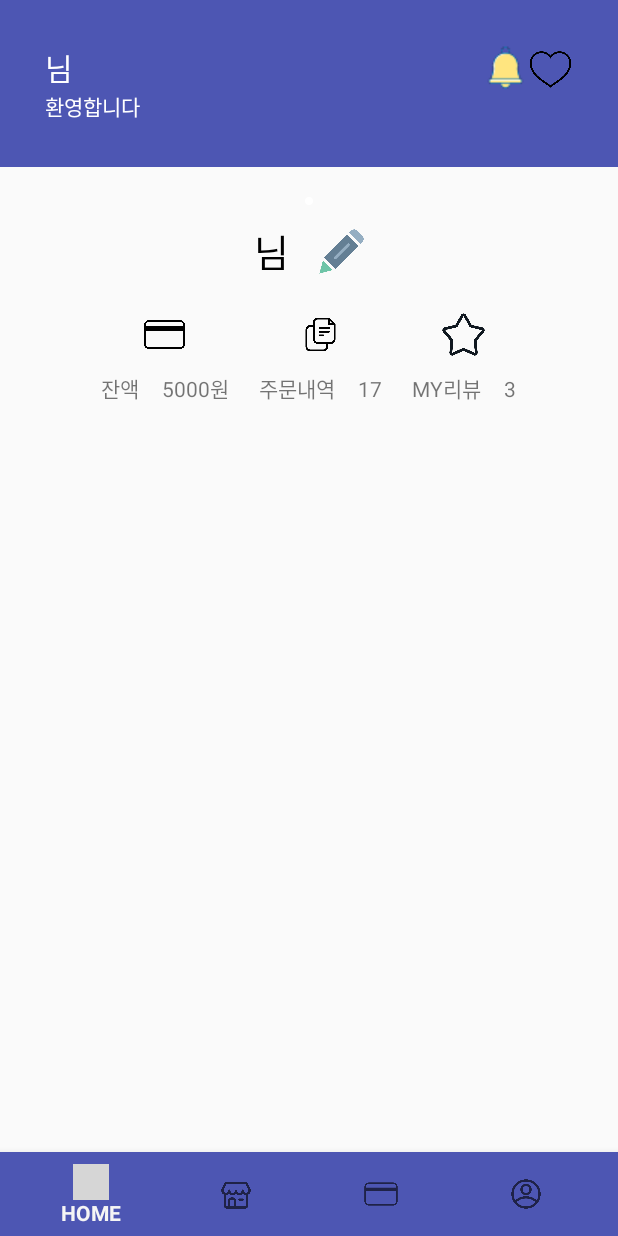
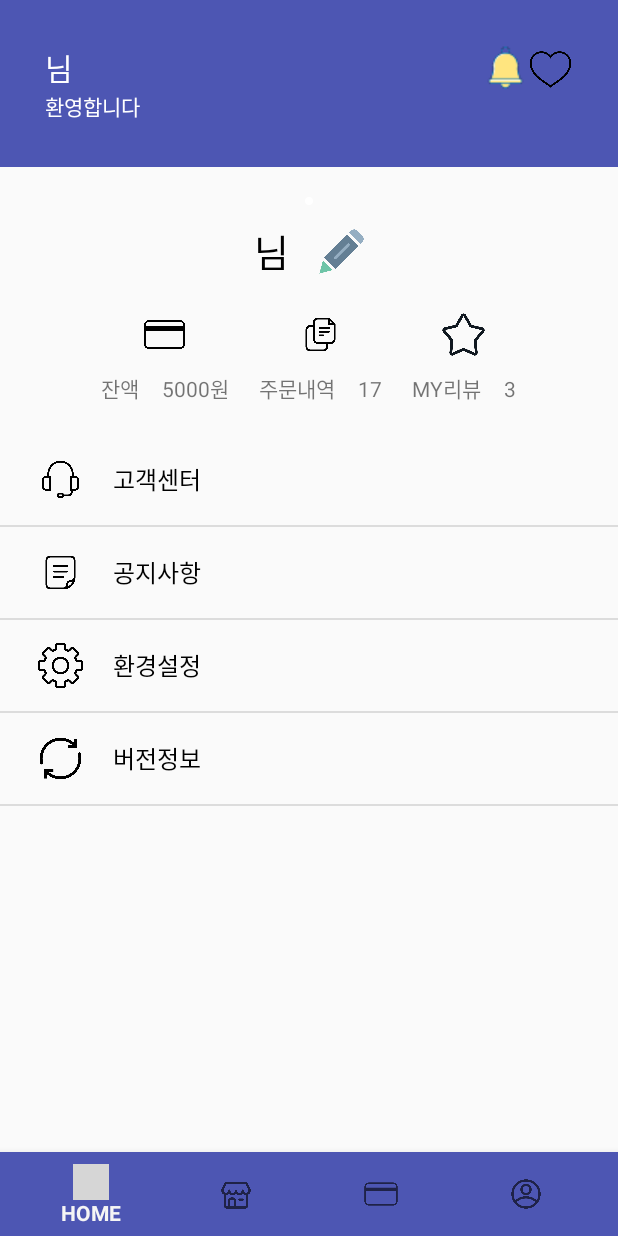
Before and after one commit to dino889/SSAFY_Cafe, an Android app: the fragment MyPageFragment placed in its activity, on a phone screen of 412 x 824 dp. Run offline under Robolectric (Android 15) with nearby library versions, the phone set to English and light mode, and no system bars; network calls fail; pictures from the network do not load; grey boxes are pictures that could not be loaded.

Commit message:
mypage list update

```diff
--- a/finalCoffeeProject/app/src/main/java/com/ssafy/cafe/config/ApplicationClass.kt
+++ b/finalCoffeeProject/app/src/main/java/com/ssafy/cafe/config/ApplicationClass.kt
@@ -13,7 +13,7 @@ import java.util.concurrent.TimeUnit
 class ApplicationClass : Application() {
     companion object{
         //boyeon serverurl
-        const val SERVER_URL = "http://192.168.0.46:8888/"
+        const val SERVER_URL = "http://172.30.1.59:8888/"
 
         //jiwoo serverurl
 //        const val SERVER_URL = "http://172.30.1.36:8888/"
--- a/finalCoffeeProject/app/src/main/java/com/ssafy/cafe/fragment/MenuInfoDetailFragment.kt
+++ b/finalCoffeeProject/app/src/main/java/com/ssafy/cafe/fragment/MenuInfoDetailFragment.kt
@@ -7,6 +7,7 @@ import androidx.fragment.app.Fragment
 import android.view.LayoutInflater
 import android.view.View
 import android.view.ViewGroup
+import android.widget.RadioGroup
 import android.widget.Toast
 import androidx.fragment.app.activityViewModels
 import com.bumptech.glide.Glide
@@ -56,6 +57,8 @@ class MenuInfoDetailFragment : Fragment() {
         Log.d(TAG, "onViewCreated: $productId")
         ProductService().getProductWithComments(productId, ProductWithCommentInsertCallback())
 
+
+
         binding.btnGotoBucket.setOnClickListener {
             var count = binding.tvCafeMenuCnt.text.toString().toInt()
             var pricetmp = binding.tvCafeMenuPrice.text.toString()
@@ -65,6 +68,25 @@ class MenuInfoDetailFragment : Fragment() {
             val cart = ShoppingCart(productId,productImg,productName,count,price,count*price,productType)
             viewModel.insertShoppingCartItem(cart)
             mainActivity.openFragment(7)
+        }
+
+        initRadioGroup()
+    }
+
+    private fun initRadioGroup(){
+        binding.hoticeGroup.setOnCheckedChangeListener(typeRadioCheck)
+    }
+    var typeRadioCheck: RadioGroup.OnCheckedChangeListener = RadioGroup.OnCheckedChangeListener { group, checkedId ->
+        if(group.id == R.id.hoticeGroup){
+            if(checkedId == R.id.hot){
+                if(binding.hot.isChecked == true){
+                    binding.ice.isChecked = false
+                    Toast.makeText(requireContext(), "${binding.hot.text.toString()}",Toast.LENGTH_SHORT).show()
+                }else{
+                    binding.hot.isChecked = false
+                    Toast.makeText(requireContext(), "${binding.ice.text.toString()}",Toast.LENGTH_SHORT).show()
+                }
+            }
         }
     }
     private fun initData(menu : MenuDetailWithCommentResponse) {
--- a/finalCoffeeProject/app/src/main/java/com/ssafy/cafe/fragment/MyPageFragment.kt
+++ b/finalCoffeeProject/app/src/main/java/com/ssafy/cafe/fragment/MyPageFragment.kt
@@ -1,5 +1,6 @@
 package com.ssafy.cafe.fragment
 
+import android.content.Context
 import android.os.Bundle
 import android.util.JsonReader
 import android.util.Log
@@ -7,6 +8,9 @@ import androidx.fragment.app.Fragment
 import android.view.LayoutInflater
 import android.view.View
 import android.view.ViewGroup
+import android.widget.BaseAdapter
+import android.widget.ImageView
+import android.widget.TextView
 import com.google.gson.Gson
 import com.google.gson.GsonBuilder
 import com.google.gson.reflect.TypeToken
@@ -29,6 +33,14 @@ import kotlin.collections.HashMap
 private const val TAG = "MyPageFragment"
 class MyPageFragment : Fragment() {
     private lateinit var binding : FragmentMyPageBinding
+
+    var settingList = arrayListOf<Setting>(
+        Setting("headphone","고객센터"),
+        Setting("note","공지사항"),
+        Setting("setting","환경설정"),
+        Setting("version","버전정보")
+    )
+
     override fun onCreateView(
         inflater: LayoutInflater, container: ViewGroup?,
         savedInstanceState: Bundle?
@@ -40,6 +52,7 @@ class MyPageFragment : Fragment() {
     override fun onViewCreated(view: View, savedInstanceState: Bundle?) {
         super.onViewCreated(view, savedInstanceState)
         initUserInfo()
+        initAdapter()
     }
 
     fun initUserInfo(){
@@ -49,7 +62,10 @@ class MyPageFragment : Fragment() {
         getCommentByUsers(users.id)
 
     }
-
+    fun initAdapter(){
+        val settingAdapter = settingListViewAdapter(requireContext(), settingList)
+        binding.lvSetting.adapter = settingAdapter
+    }
     fun getCommentByUsers(id:String){
 
         CommentService().selectCommentByUser(id, object : RetrofitCallback<List<Comment>> {
@@ -90,4 +106,35 @@ class MyPageFragment : Fragment() {
 
         })
     }
+    inner class settingListViewAdapter(val context: Context, val settingList:ArrayList<Setting>) : BaseAdapter(){
+        override fun getCount(): Int {
+            return settingList.size
+        }
+
+        override fun getItem(position: Int): Any {
+            return settingList[position]
+        }
+
+        override fun getItemId(position: Int): Long {
+            return position.toLong()
+        }
+
+        override fun getView(position: Int, view: View?, p2: ViewGroup?): View {
+            val view:View = LayoutInflater.from(context).inflate(R.layout.listview_mypage_list_item,null)
+            val icon = view.findViewById<ImageView>(R.id.iconImg)
+            val settingName = view.findViewById<TextView>(R.id.tv_settingName)
+
+            val setting = settingList[position]
+            val resourceImg = context.resources.getIdentifier(setting.img,"drawable",context.packageName)
+            icon.setImageResource(resourceImg)
+            settingName.text = setting.title.toString()
+
+            return view
+        }
+
+    }
 }
+data class Setting(
+    val img: String,
+    val title:String
+)
--- a/finalCoffeeProject/app/src/main/res/layout/fragment_menu_info_detail.xml
+++ b/finalCoffeeProject/app/src/main/res/layout/fragment_menu_info_detail.xml
@@ -90,7 +90,7 @@
                         android:orientation="horizontal">
 
                         <RadioButton
-                            android:id="@+id/hotice_hot"
+                            android:id="@+id/hot"
                             android:layout_width="wrap_content"
                             android:layout_height="wrap_content"
                             android:text="HOT" />
@@ -112,7 +112,7 @@
                         android:orientation="horizontal">
 
                         <RadioButton
-                            android:id="@+id/hotice_ice"
+                            android:id="@+id/ice"
                             android:layout_width="wrap_content"
                             android:layout_height="wrap_content"
                             android:checked="false"
--- a/finalCoffeeProject/app/src/main/res/layout/fragment_my_page.xml
+++ b/finalCoffeeProject/app/src/main/res/layout/fragment_my_page.xml
@@ -190,7 +190,8 @@
             <ListView
                 android:id="@+id/lv_setting"
                 android:layout_width="match_parent"
-                android:layout_height="match_parent" />
+                android:layout_height="match_parent"
+                tools:listitem="@layout/listview_mypage_list_item"/>
         </LinearLayout>
 
     </LinearLayout>
--- /dev/null
+++ b/finalCoffeeProject/app/src/main/res/layout/listview_mypage_list_item.xml
@@ -0,0 +1,30 @@
+<?xml version="1.0" encoding="utf-8"?>
+<LinearLayout xmlns:android="http://schemas.android.com/apk/res/android"
+    xmlns:app="http://schemas.android.com/apk/res-auto"
+    xmlns:tools="http://schemas.android.com/tools"
+    android:layout_width="match_parent"
+    android:layout_height="wrap_content"
+    android:gravity="center"
+    android:orientation="horizontal"
+    android:padding="15dp">
+
+    <ImageView
+        android:id="@+id/iconImg"
+        android:layout_width="30dp"
+        android:layout_height="30dp"
+        android:layout_marginLeft="10dp"
+        android:layout_marginRight="20dp"
+        android:scaleType="centerInside"
+        app:srcCompat="@drawable/headphone"
+        tools:layout_editor_absoluteX="38dp"
+        tools:layout_editor_absoluteY="69dp" />
+
+    <TextView
+        android:id="@+id/tv_settingName"
+        android:layout_width="wrap_content"
+        android:layout_height="wrap_content"
+        android:layout_weight="1"
+        android:text="고객센터"
+        android:textColor="@color/black"
+        android:textSize="16sp" />
+</LinearLayout>
```
Also changed, not shown: finalCoffeeProject/app/src/main/res/drawable/headphone.png (added), finalCoffeeProject/app/src/main/res/drawable/note.png (added), finalCoffeeProject/app/src/main/res/drawable/setting.png (added), finalCoffeeProject/app/src/main/res/drawable/version.png (added).
